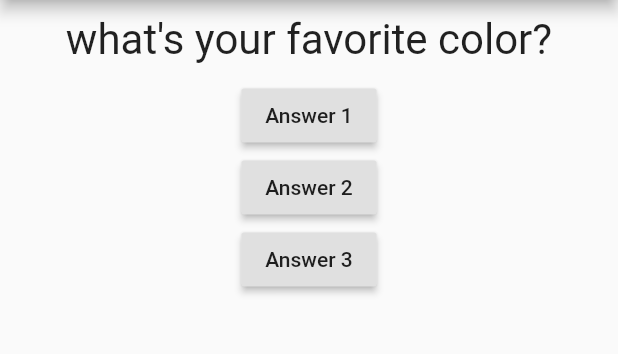
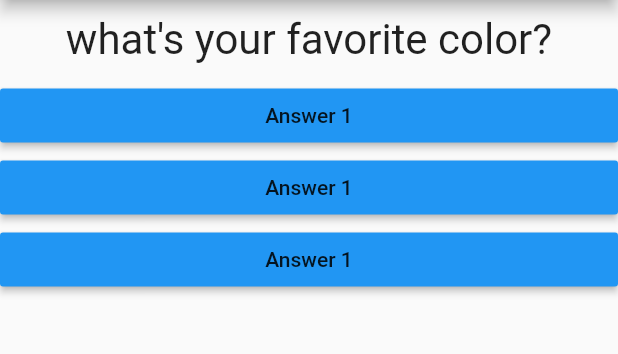
Before and after one commit to ganeshmmm112/myFirstFlutterApp, a Flutter app: the screen it shows after launch, on a phone screen of 412 x 824 dp, the part 84-438 px from its top. Run offline on Flutter 3.47's test engine with Material 2 defaults, Android fonts, the phone set to English and light mode, and no system bars.

```diff
--- /dev/null
+++ b/lib/answer.dart
@@ -0,0 +1,19 @@
+import 'package:flutter/material.dart';
+
+class Answer extends StatelessWidget {
+  final Function selectHandler;
+
+  Answer(this.selectHandler); // Handling the function -The Function (Address) we re passing around is also known as a “CALLBACK ” because the receiving widget calls it the future.
+
+  @override
+  Widget build(BuildContext context) {
+    return Container(
+      width: double.infinity,
+      child: RaisedButton(
+        color: Colors.blue,
+        child: Text('Answer 1'),
+        onPressed: selectHandler,
+      ),
+    );
+  }
+}
--- a/lib/main.dart
+++ b/lib/main.dart
@@ -4,6 +4,7 @@
 
 import 'package:flutter/material.dart';
 import './question.dart';
+import './answer.dart';
 
 // void main(){
 //   runApp(MyApp());
@@ -48,21 +49,9 @@ class _MyAppState extends State<MyApp>{
             Question(
               questions[_questionIndex],
             ),
-            RaisedButton(
-              child: Text('Answer 1'),
-              onPressed: _answerQuestion, // don't use parentheses
-            ),
-            RaisedButton(
-              child: Text('Answer 2'),
-              onPressed: () => print('Answer 2 Chosen!'),
-            ),
-            RaisedButton(
-              child: Text('Answer 3'),
-              onPressed: () {
-                //...Anonymous Functions
-                print('Answer 3 Chosen!');
-              },
-            ),
+            Answer(_answerQuestion),
+            Answer(_answerQuestion),
+            Answer(_answerQuestion),
           ],
         ),
       ),
```
